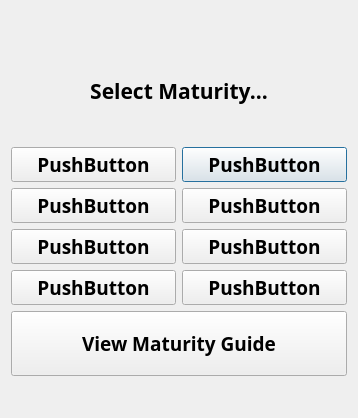
Old version of the form ui/MatSelDlg.ui in the repository aliciabillings-noaa/CLAMS.
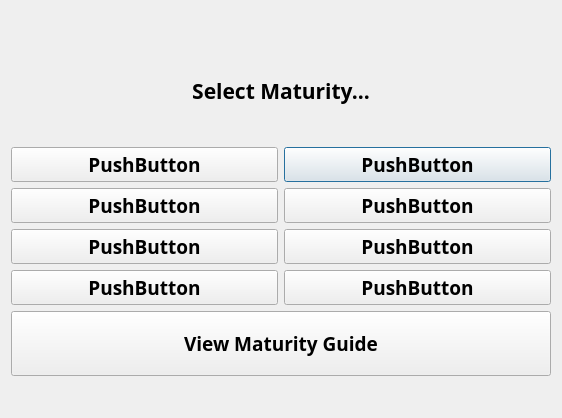
New version of the form.

What changed in the file:
```diff
--- a/ui/MatSelDlg.ui
+++ b/ui/MatSelDlg.ui
@@ -6,7 +6,7 @@
    <rect>
     <x>0</x>
     <y>0</y>
-    <width>356</width>
+    <width>562</width>
     <height>418</height>
    </rect>
   </property>
```
